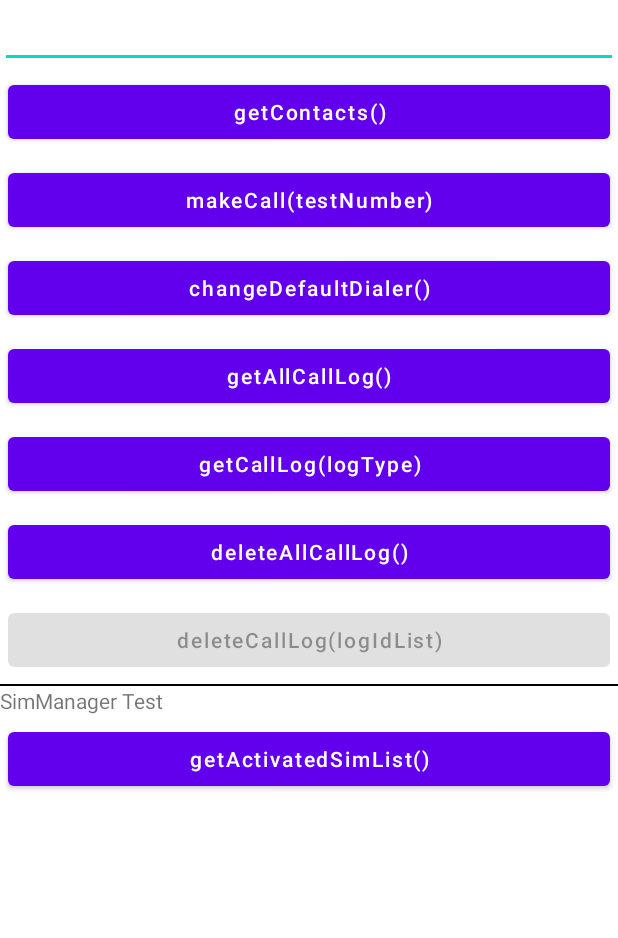
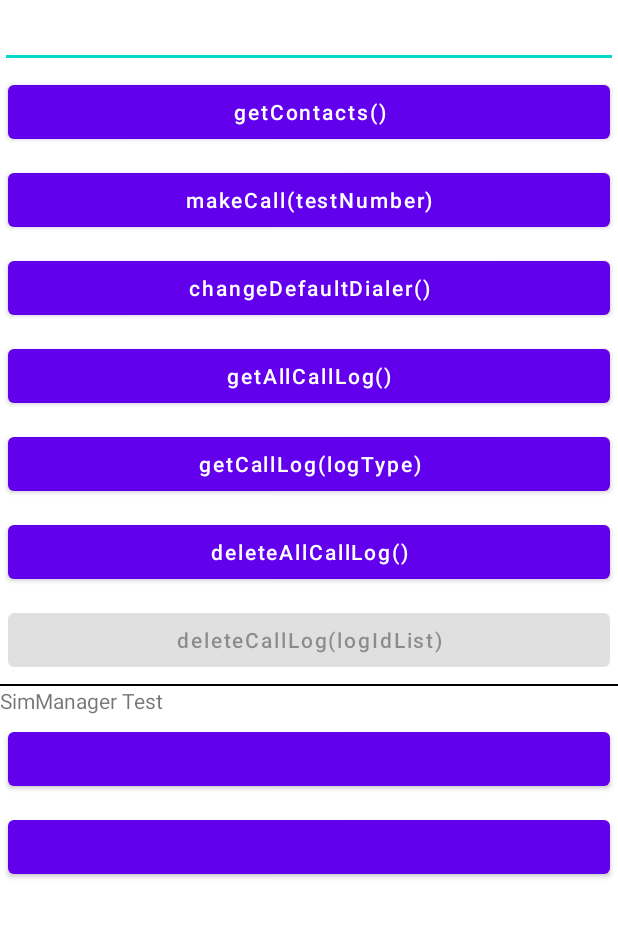
Before and after one commit to HYUNJUNEPARK/CallManager, an Android app: the screen it shows after launch (MainActivity), on a phone screen of 412 x 824 dp, the part 29-967 px from its top. Run offline under Robolectric (Android 15) with nearby library versions, the phone set to English and light mode, and no system bars; our stand-ins replace data binding.

Commit message:
feat: ActivatedSimItem/List 데이터 클래스 추가

```diff
--- a/SimManager/src/main/java/com/ex/simmanager/data/model/SimList.kt
+++ /dev/null
@@ -1,3 +0,0 @@
-package com.ex.simmanager.data.model
-
-class SimList : ArrayList<SimItem>()
--- a/SimManager/src/main/java/com/ex/simmanager/data/model/SimItem.kt
+++ b/SimManager/src/main/java/com/ex/simmanager/data/model/activated/ActivatedSimItem.kt
@@ -1,10 +1,10 @@
-package com.ex.simmanager.data.model
+package com.ex.simmanager.data.model.activated
 
 /**
  * @param number phoneNumber
  * @param simType USIM : 0 / eSIM : 1
  */
-data class SimItem(
+data class ActivatedSimItem(
     val number : String,
     val isEmbedded: Boolean
 )
--- /dev/null
+++ b/SimManager/src/main/java/com/ex/simmanager/data/model/activated/ActivatedSimList.kt
@@ -0,0 +1,3 @@
+package com.ex.simmanager.data.model.activated
+
+class ActivatedSimList : ArrayList<ActivatedSimItem>()
--- /dev/null
+++ b/SimManager/src/main/java/com/ex/simmanager/data/model/sim/SimList.kt
@@ -0,0 +1,3 @@
+package com.ex.simmanager.data.model.sim
+
+class SimList : ArrayList<SimItem>()
--- a/app/src/main/java/com/module/callex/ui/MainActivity.kt
+++ b/app/src/main/java/com/module/callex/ui/MainActivity.kt
@@ -41,6 +41,9 @@ class MainActivity : AppCompatActivity() {
 
         permission.checkPermissions()
         callStateObserver()
+
+        //SimViewModel(application).uSimCheck()
+
     }
 
     override fun onRequestPermissionsResult(
--- a/app/src/main/res/layout/activity_main.xml
+++ b/app/src/main/res/layout/activity_main.xml
@@ -167,8 +167,21 @@
                     android:layout_height="wrap_content"
                     android:layout_margin="5dp"
                     android:textAllCaps="false"
-                    android:text="getActivatedSimList()"
-                    android:onClick="@{()->simViewModel.getActivatedSimList()}"
+                    android:text=""
+                    android:onClick="@{()->simViewModel.activatedSIMList()}"
+                    app:layout_constraintBottom_toBottomOf="parent"
+                    app:layout_constraintEnd_toEndOf="parent"
+                    app:layout_constraintStart_toStartOf="parent"
+                    app:layout_constraintTop_toTopOf="parent" />
+
+
+                <Button
+                    android:id="@+id/button9"
+                    android:layout_width="match_parent"
+                    android:layout_height="wrap_content"
+                    android:layout_margin="5dp"
+                    android:textAllCaps="false"
+                    android:text=""
                     app:layout_constraintBottom_toBottomOf="parent"
                     app:layout_constraintEnd_toEndOf="parent"
                     app:layout_constraintStart_toStartOf="parent"
```
Also changed, not shown: SimManager/src/main/java/com/ex/simmanager/SimViewModel.kt (+60 -37 lines), SimManager/src/main/java/com/ex/simmanager/data/model/sim/SimItem.kt (added, +10 -0 lines), SimManager/src/main/java/com/ex/simmanager/util/SimModuleConst.kt (added, +7 -0 lines).
